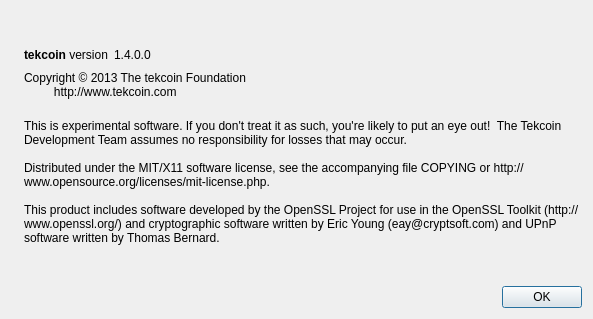
Qt form src/qt/forms/aboutdialog.ui (maxxine/TEK) before a commit.
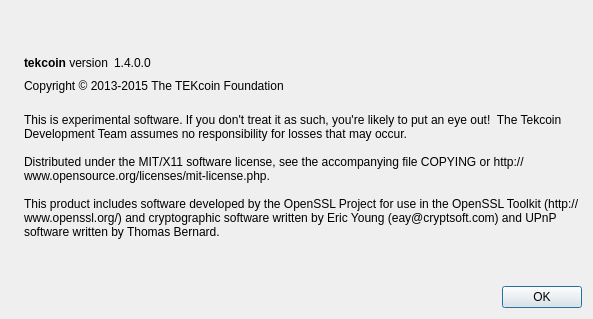
The same form after that commit. Icons and pictures are not drawn.

Commit message: aboutdialog: update copyright year, remove tekcoin.com url

Patch:
```diff
--- a/src/qt/forms/aboutdialog.ui
+++ b/src/qt/forms/aboutdialog.ui
@@ -91,8 +91,7 @@
         <cursorShape>IBeamCursor</cursorShape>
        </property>
        <property name="text">
-        <string>Copyright © 2013 The tekcoin Foundation
-         http://www.tekcoin.com</string>
+        <string>Copyright © 2013-2015 The TEKcoin Foundation</string>
        </property>
        <property name="textInteractionFlags">
         <set>Qt::LinksAccessibleByMouse|Qt::TextSelectableByKeyboard|Qt::TextSelectableByMouse</set>
```
